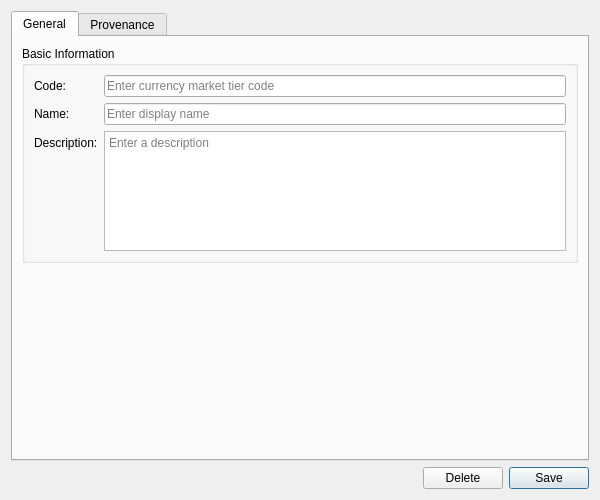
Before: the Qt Designer form projects/ores.qt/ui/CurrencyMarketTierDetailDialog.ui in OreStudio/OreStudio, drawn with Qt 5.
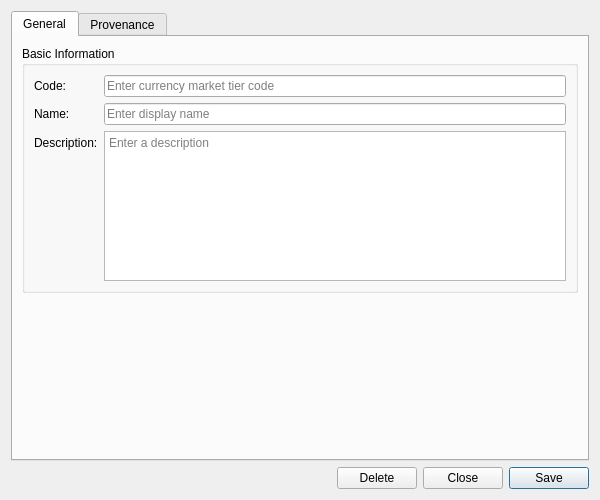
After: the same form once the commit is applied. Custom widgets are drawn as their Qt base class.

Commit message: [qt] Remove toolbars from detail dialogs; add Close button throughout

Diff of the .ui file:
```diff
--- a/projects/ores.qt/ui/CurrencyMarketTierDetailDialog.ui
+++ b/projects/ores.qt/ui/CurrencyMarketTierDetailDialog.ui
@@ -75,7 +75,7 @@
            </widget>
           </item>
           <item row="2" column="1">
-           <widget class="QTextEdit" name="descriptionEdit">
+           <widget class="QPlainTextEdit" name="descriptionEdit">
             <property name="minimumSize">
              <size>
               <width>0</width>
@@ -85,7 +85,7 @@
             <property name="maximumSize">
              <size>
               <width>16777215</width>
-              <height>120</height>
+              <height>150</height>
              </size>
             </property>
             <property name="placeholderText">
@@ -145,6 +145,13 @@
        </property>
       </widget>
      </item>
+     <item>
+      <widget class="QPushButton" name="closeButton">
+       <property name="text">
+        <string>Close</string>
+       </property>
+      </widget>
+     </item>
      <item>
       <widget class="QPushButton" name="saveButton">
        <property name="text">
```
Left out of the diff: 16 changed lines with no effect on the pictures. The commit also changes 201 other files.
